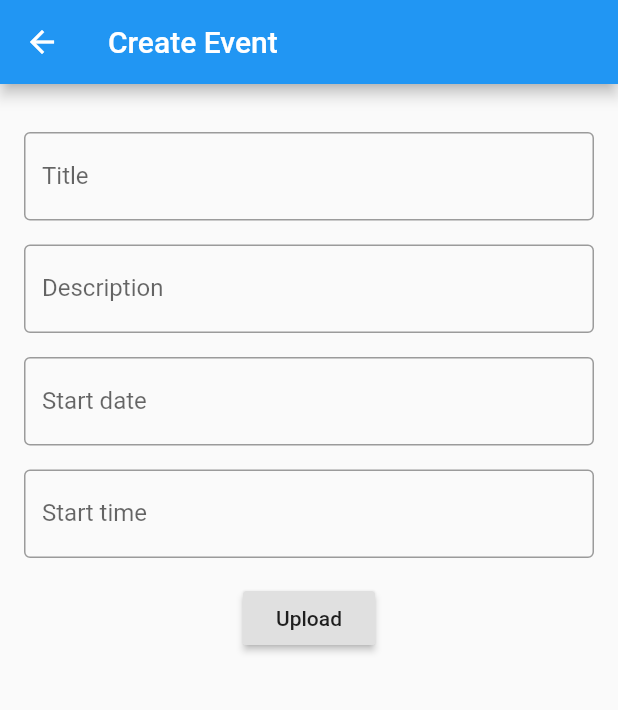
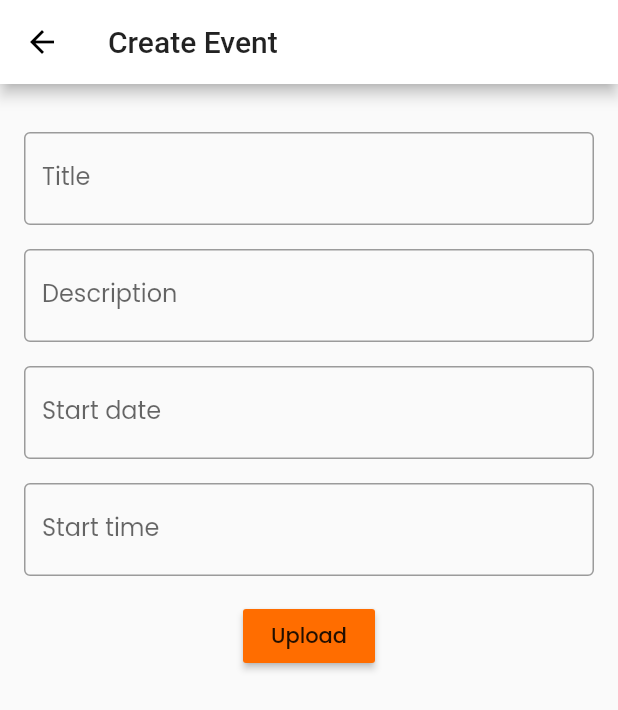
Before and after one commit to harpreetseera/hack20_flutter_saviour, a Flutter app: the EventScreen screen opened directly, after a tap on the "edit" icon, on a phone screen of 412 x 824 dp. Shown: the top 710 px of the screen. Run offline on Flutter 3.47's test engine with Material 2 defaults, Android fonts, the phone set to English and light mode, and no system bars; our stand-ins replace cached_network_image, cloud_firestore, firebase_auth, firebase_storage, geolocator, google_fonts and 3 more; missing offline and left inert: google_maps_flutter_heatmap; accounts and stored records are empty.

Commit message:
change ui and fonts

```diff
--- a/lib/ui/screens/create_event_screen.dart
+++ b/lib/ui/screens/create_event_screen.dart
@@ -51,6 +51,8 @@ class _CreateEventScreenState extends State<CreateEventScreen> {
 
   @override
   Widget build(BuildContext context) {
+    final theme = Theme.of(context);
+
     return Scaffold(
       appBar: AppBar(
         title: Text("Create Event"),
@@ -170,7 +172,7 @@ class _CreateEventScreenState extends State<CreateEventScreen> {
                     // ),
                     Padding(
                       padding: const EdgeInsets.symmetric(vertical: 16.0),
-                      child: RaisedButton(
+                      child: MaterialButton(
                         onPressed: () {
                           if (_formKey.currentState.validate()) {
                             final event = Event(
@@ -191,6 +193,7 @@ class _CreateEventScreenState extends State<CreateEventScreen> {
                             firebaseService.createEvent(event);
                           }
                         },
+                        color: theme.accentColor,
                         child: Text('Upload'),
                       ),
                     ),
--- a/lib/ui/screens/event_screen.dart
+++ b/lib/ui/screens/event_screen.dart
@@ -10,15 +10,22 @@ class _EventScreenState extends State<EventScreen> {
   @override
   Widget build(BuildContext context) {
     return Scaffold(
-      body: Center(child: Text("Event Screen")),
+      appBar: AppBar(
+        centerTitle: true,
+        title: Text("Events"),
+        elevation: 0.5,
+      ),
+      body: Center(
+        child: Text("Event Screen")),
       floatingActionButton: FloatingActionButton(
         child: Icon(Icons.edit),
         onPressed: () {
-          Navigator.of(context)
-              .push(MaterialPageRoute(builder: (context) => CreateEventScreen()));
+          Navigator.of(context).push(
+              MaterialPageRoute(builder: (context) => CreateEventScreen()));
         },
       ),
       floatingActionButtonLocation: FloatingActionButtonLocation.endFloat,
+      backgroundColor: Colors.white,
     );
   }
 }
```
Also changed, not shown: lib/main.dart (+8 -1 lines), lib/ui/screens/home_screen.dart (+66 -18 lines), pubspec.yaml (+2 -9 lines), assets/events.jpg (added), pubspec.lock.
